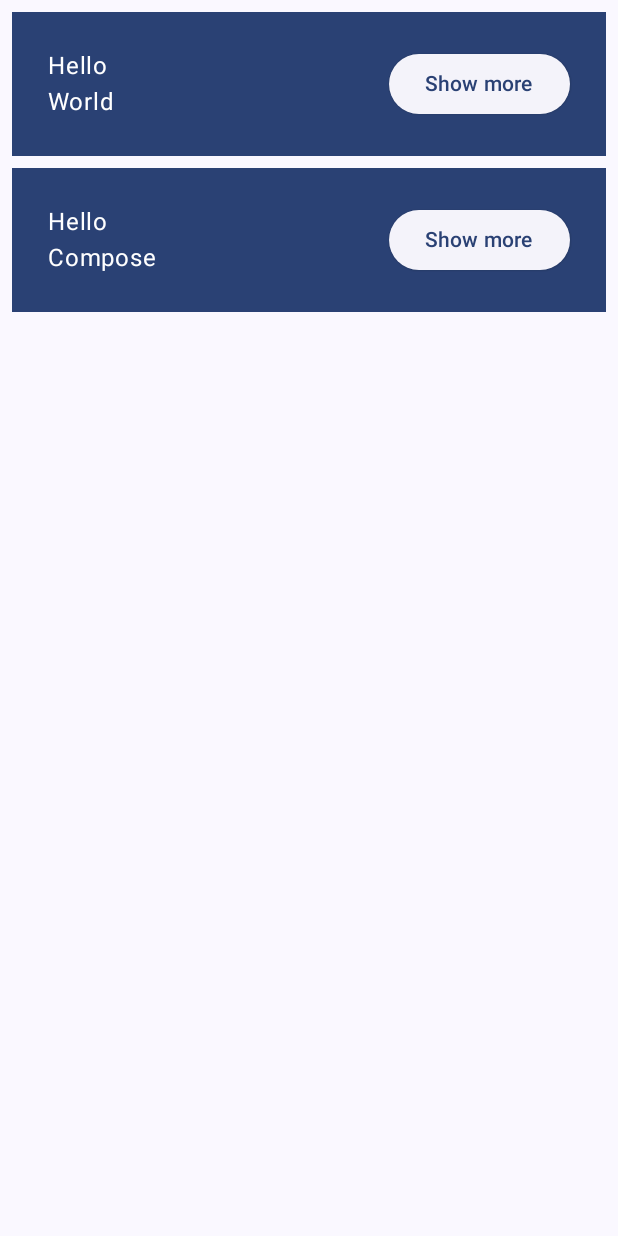
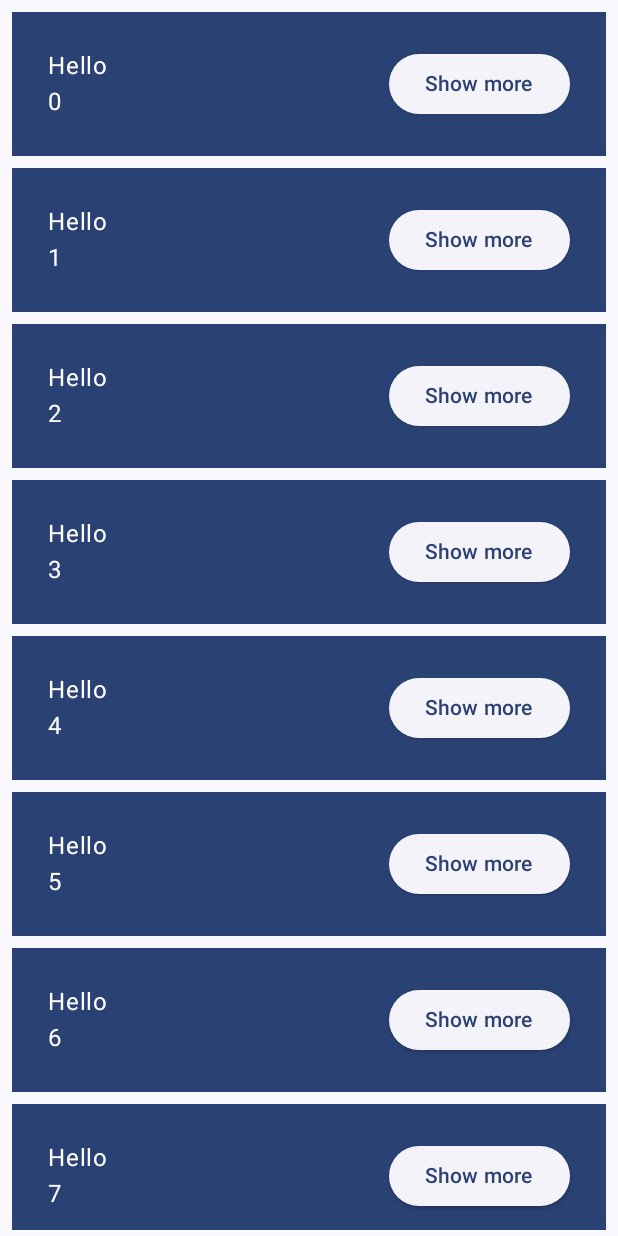
Before and after one commit to charlie60507/ComposePractice, an Android app built with Jetpack Compose: the screen it shows after launch (MainActivity), after a tap on "Continue", on a phone screen of 412 x 824 dp. Run offline under Robolectric (Android 15) with nearby library versions, the phone set to English and light mode, and no system bars.

Commit message:
using LazyColumn to replace for-loop adding Greeting

```diff
--- a/app/src/main/java/com/example/composepractice/MainActivity.kt
+++ b/app/src/main/java/com/example/composepractice/MainActivity.kt
@@ -9,6 +9,8 @@ import androidx.compose.foundation.layout.Row
 import androidx.compose.foundation.layout.fillMaxSize
 import androidx.compose.foundation.layout.fillMaxWidth
 import androidx.compose.foundation.layout.padding
+import androidx.compose.foundation.lazy.LazyColumn
+import androidx.compose.foundation.lazy.items
 import androidx.compose.material3.Button
 import androidx.compose.material3.ElevatedButton
 import androidx.compose.material3.MaterialTheme
@@ -51,9 +53,12 @@ fun MyApp(modifier: Modifier = Modifier) {
 }
 
 @Composable
-fun Greetings(modifier: Modifier = Modifier, names: List<String> = listOf("World", "Compose")) {
-    Column(modifier = modifier.padding(vertical = 4.dp)) {
-        for (name in names) {
+private fun Greetings(
+    modifier: Modifier = Modifier,
+    names: List<String> = List(10) { "$it" }
+) {
+    LazyColumn(modifier = modifier.padding(vertical = 4.dp)) {
+        items(items = names) { name ->
             Greeting(name = name)
         }
     }
```
